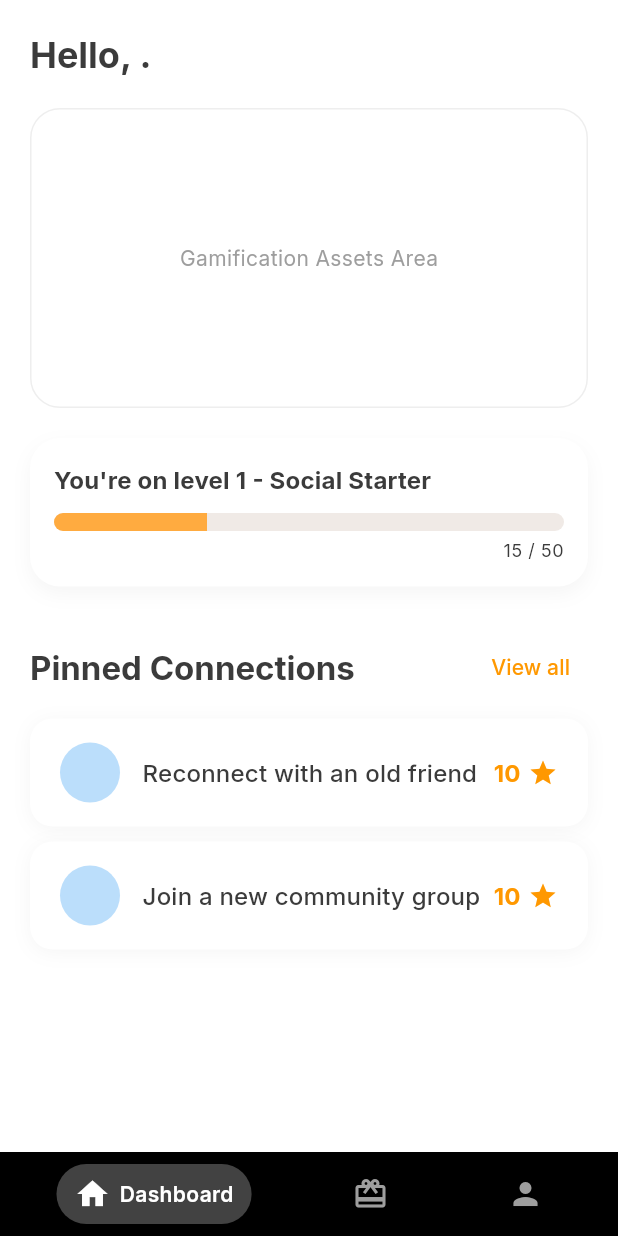
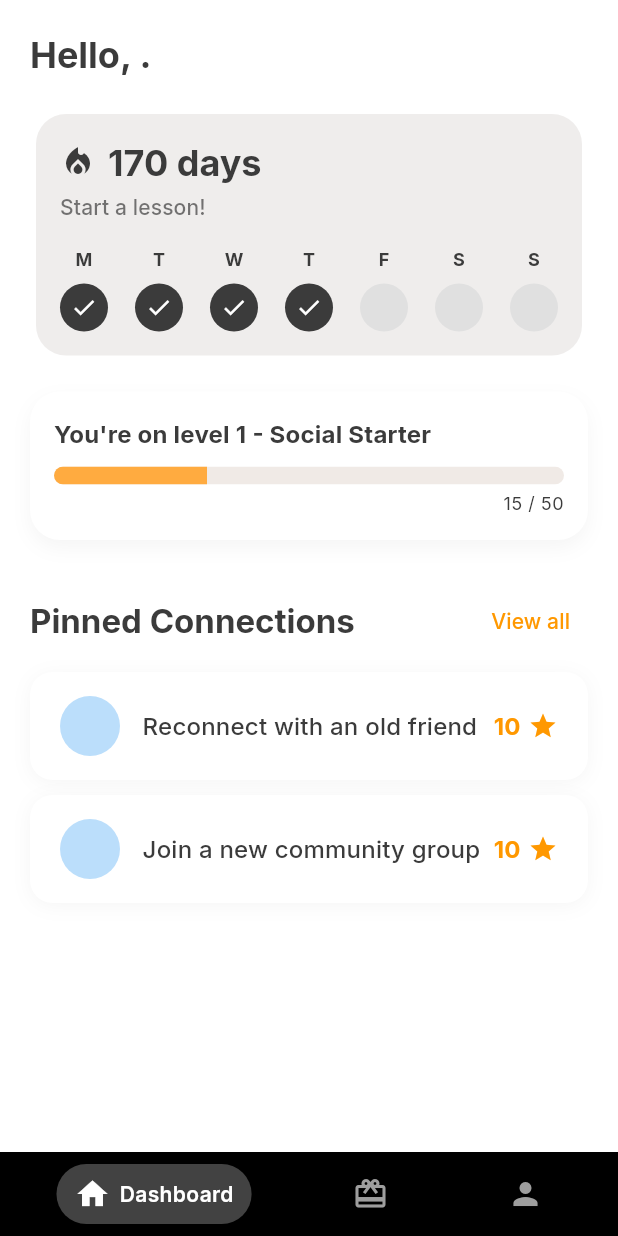
Before and after one commit to orya-ai/v3, a Flutter app: the DashboardPage screen opened by its route, on a phone screen of 412 x 824 dp. Run offline on Flutter 3.47's test engine with Material 3 defaults, Android fonts, the phone set to English and light mode, and no system bars; our stand-ins replace cloud_firestore, firebase_auth, firebase_core, flutter_riverpod, go_router, google_fonts; accounts and stored records are empty.

Commit message:
streak widget added but not dynamic

```diff
--- a/lib/features/dashboard/presentation/dashboard_page.dart
+++ b/lib/features/dashboard/presentation/dashboard_page.dart
@@ -13,6 +13,16 @@ class DashboardPage extends StatefulWidget {
 class _DashboardPageState extends State<DashboardPage> {
   final FirebaseFirestore _firestore = FirebaseFirestore.instance;
   String _displayName = 'User';
+  int _streakCount = 170; // Example streak count
+  final List<bool> _weeklyProgress = [
+    true, // Monday
+    true, // Tuesday
+    true, // Wednesday
+    true, // Thursday
+    false, // Friday
+    false, // Saturday
+    false, // Sunday
+  ];
 
   @override
   void initState() {
@@ -88,20 +98,70 @@ class _DashboardPageState extends State<DashboardPage> {
   }
 
   Widget _buildGamificationArea(BuildContext context) {
-    // Placeholder for the main visual area (dragon, window, etc.)
-    return Container(
-      height: 200,
-      decoration: BoxDecoration(
-        color: Colors.white.withOpacity(0.5),
-        borderRadius: BorderRadius.circular(20),
-        border: Border.all(color: Colors.grey.shade200),
-      ),
-      child: const Center(
-        child: Text(
-          'Gamification Assets Area',
-          style: TextStyle(color: Colors.grey),
+    final List<String> days = ['M', 'T', 'W', 'T', 'F', 'S', 'S'];
+
+    return Card(
+      shape: RoundedRectangleBorder(borderRadius: BorderRadius.circular(20)),
+      color: AppTheme.primaryBackgroundColor,
+      elevation: 0,
+      child: Padding(
+        padding: const EdgeInsets.all(16.0),
+        child: Column(
+          crossAxisAlignment: CrossAxisAlignment.start,
+          children: [
+            Row(
+              children: [
+                Icon(Icons.local_fire_department, color: AppTheme.primaryTextColor, size: 24),
+                const SizedBox(width: 8),
+                Text(
+                  '$_streakCount days',
+                  style: Theme.of(context).textTheme.headlineSmall?.copyWith(
+                        color: AppTheme.primaryTextColor,
+                        fontWeight: FontWeight.bold,
+                      ),
+                ),
+              ],
+            ),
+            const SizedBox(height: 4),
+            Text(
+              'Start a lesson!',
+              style: Theme.of(context).textTheme.titleSmall?.copyWith(
+                    color: AppTheme.primaryTextColor.withOpacity(0.7),
+                  ),
+            ),
+            const SizedBox(height: 16),
+            Row(
+              mainAxisAlignment: MainAxisAlignment.spaceBetween,
+              children: List.generate(7, (index) {
+                return _buildDayIndicator(days[index], _weeklyProgress[index]);
+              }),
+            ),
+          ],
         ),
       ),
+    );
+  }
+
+  Widget _buildDayIndicator(String day, bool isCompleted) {
+    return Column(
+      children: [
+        Text(
+          day,
+          style: TextStyle(color: AppTheme.primaryTextColor, fontWeight: FontWeight.bold, fontSize: 12),
+        ),
+        const SizedBox(height: 8),
+        Container(
+          width: 32,
+          height: 32,
+          decoration: BoxDecoration(
+            shape: BoxShape.circle,
+            color: isCompleted ? AppTheme.accentColor : Colors.grey.shade300,
+          ),
+          child: isCompleted
+              ? const Icon(Icons.check, color: Colors.white, size: 18)
+              : null,
+        ),
+      ],
     );
   }
 
```
